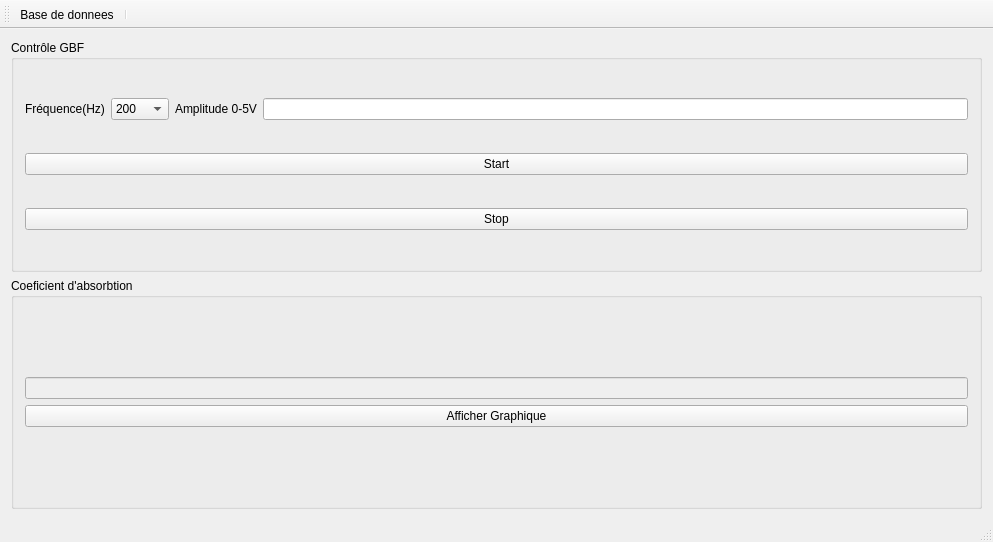
Before: the Qt Designer form main_interface/main_interfaceQt/mainwindow.ui in b3rnvrd/Kundt-s-tube-automation, drawn with Qt 5.
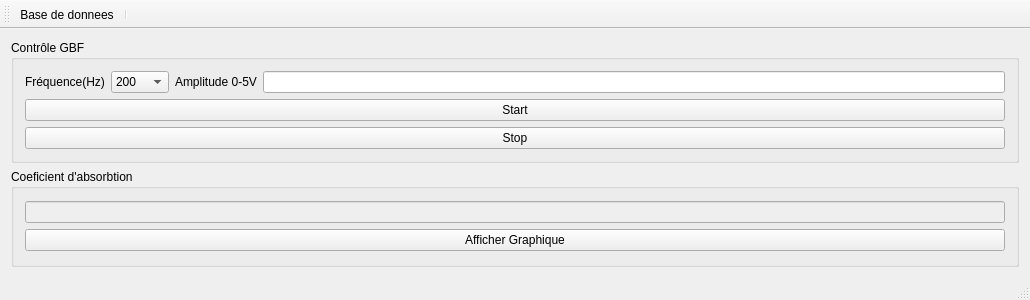
After: the same form once the commit is applied. Icons and pictures are not drawn.

Patch:
```diff
--- a/main_interface/main_interfaceQt/mainwindow.ui
+++ b/main_interface/main_interfaceQt/mainwindow.ui
@@ -6,8 +6,8 @@
    <rect>
     <x>0</x>
     <y>0</y>
-    <width>993</width>
-    <height>542</height>
+    <width>1030</width>
+    <height>300</height>
    </rect>
   </property>
   <property name="windowTitle">
```
Left out of the diff: 2 changed lines with no effect on the pictures.
